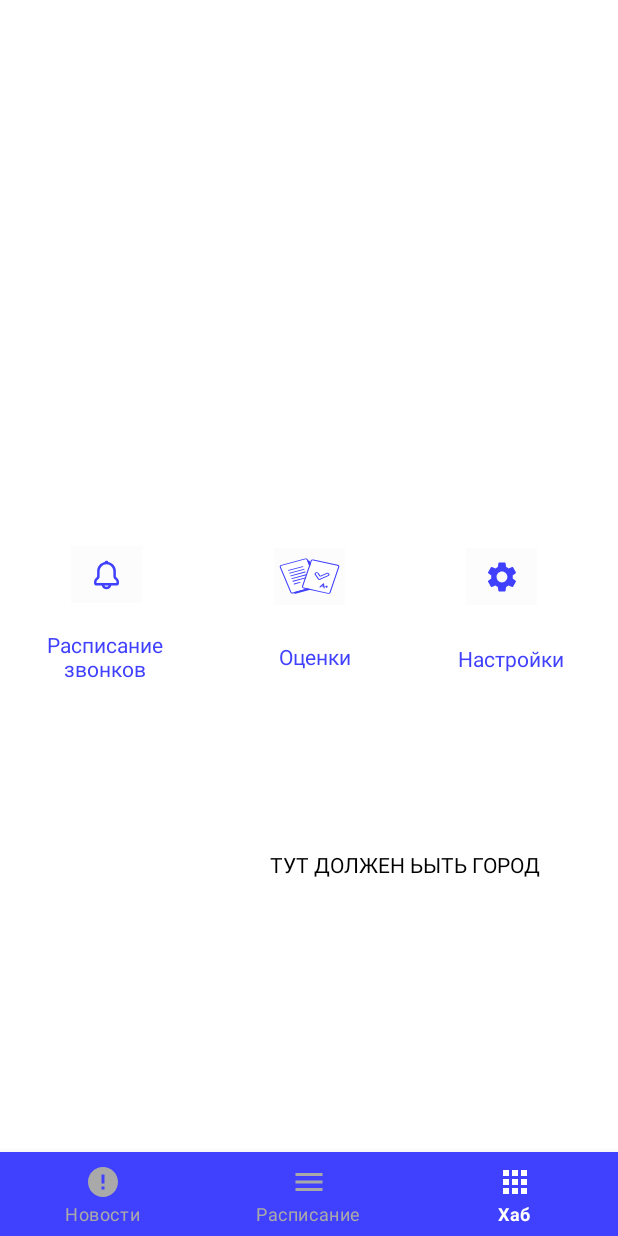
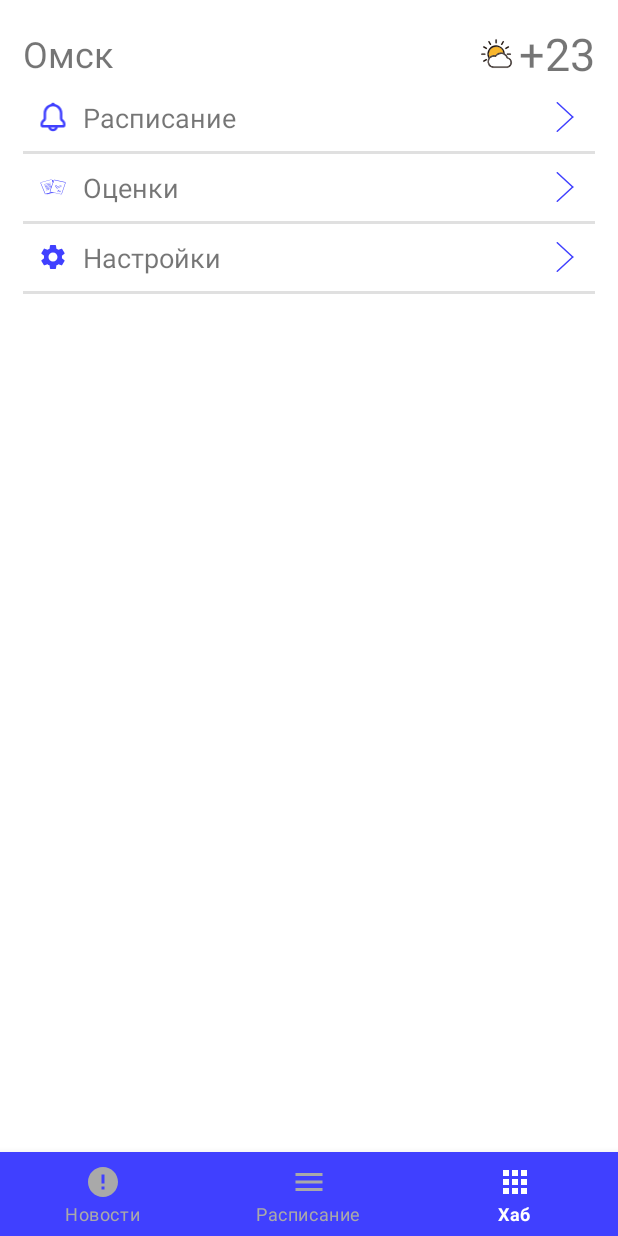
Before and after one commit to DevTeam-Omsk/app, an Android app: the Hub screen opened through its navigation route, on a phone screen of 412 x 824 dp. Run offline under Robolectric (Android 15) with nearby library versions, the phone set to English and light mode, and no system bars; our stand-ins replace navigation-ui.

Commit message:
Работа над Hub активити

```diff
--- /dev/null
+++ b/app/src/main/java/Objects/SettingsItem.kt
@@ -0,0 +1,24 @@
+package Objects
+
+import android.app.Activity
+import android.content.Context
+import android.content.Intent
+import android.widget.Toast
+import androidx.core.content.ContextCompat.startActivity
+import com.example.oat.MainActivity
+import java.util.*
+
+class SettingsItem( var id: Int? = null, var name: String? = null, var img: Int) {
+    fun openActivity(context: Context?){
+        /*
+        * Метод в котором выполняется суть этой настройки
+        * например запуск активити
+        * */
+//        val intent = Intent(context, target)
+//        startActivity(context, intent, null)
+        Toast.makeText(context, "openActivity()", Toast.LENGTH_SHORT).show()
+    }
+    fun openDialog(){
+
+    }
+}
--- /dev/null
+++ b/app/src/main/java/adapters/SettingsListAdapter.kt
@@ -0,0 +1,53 @@
+package adapters
+
+import Objects.SettingsItem
+import android.content.Context
+import android.view.LayoutInflater
+import android.view.View
+import android.view.ViewGroup
+import android.widget.ImageView
+import android.widget.LinearLayout
+import android.widget.TextView
+import androidx.recyclerview.widget.RecyclerView
+import com.example.oat.MainActivity
+import com.example.oat.R
+
+class SettingsListAdapter(private val items: ArrayList<SettingsItem>, var context: Context?): RecyclerView.Adapter<SettingsListAdapter.ViewHolder>() {
+    class ViewHolder(itemView: View): RecyclerView.ViewHolder(itemView) {
+        var wrapper: LinearLayout? = null
+        var item_icon: ImageView? = null
+        var tvItemName: TextView? = null
+        init {
+            wrapper = itemView.findViewById(R.id.wrapper)
+            item_icon = itemView.findViewById(R.id.item_icon)
+            tvItemName = itemView.findViewById(R.id.tvItemName)
+        }
+    }
+
+    // возвращает общее количество элементов списка
+    override fun getItemCount() = items.size
+
+    override fun onCreateViewHolder(
+        parent: ViewGroup,
+        viewType: Int
+    ): SettingsListAdapter.ViewHolder {
+        val itemView = LayoutInflater.from(parent.context).inflate(
+            R.layout.settings_item,
+            parent,
+            false
+        )
+        return SettingsListAdapter.ViewHolder(itemView)
+    }
+
+    var curSettingsItem: SettingsItem? = null
+    override fun onBindViewHolder(holder: SettingsListAdapter.ViewHolder, position: Int) {
+        curSettingsItem = items[position]
+        holder.item_icon?.setImageResource(curSettingsItem!!.img)
+        holder.tvItemName?.text = curSettingsItem?.name
+        holder.wrapper?.setOnClickListener{
+            curSettingsItem?.openActivity(context)
+        }
+    }
+
+
+}
--- a/app/src/main/java/com/example/oat/Hub.kt
+++ b/app/src/main/java/com/example/oat/Hub.kt
@@ -1,5 +1,8 @@
 package com.example.oat
 
+import Objects.Lesson
+import Objects.SettingsItem
+import adapters.SettingsListAdapter
 import android.app.AlertDialog
 import android.app.Dialog
 import android.nfc.Tag
@@ -9,8 +12,11 @@ import android.util.Log
 import android.view.LayoutInflater
 import android.view.View
 import android.view.ViewGroup
+import android.widget.ListAdapter
 import androidx.fragment.app.Fragment
 import androidx.fragment.app.DialogFragment
+import androidx.recyclerview.widget.LinearLayoutManager
+import androidx.recyclerview.widget.RecyclerView
 import kotlinx.android.synthetic.main.fragment_hub.*
 import kotlinx.android.synthetic.main.fragment_hub.view.*
 import org.json.JSONObject
@@ -23,15 +29,23 @@ import java.util.logging.Logger
 
 @Suppress("UNREACHABLE_CODE")
 class Hub : Fragment() {
-
-
+    var items = ArrayList<SettingsItem>()
 
     override fun onCreateView(inflater: LayoutInflater, container: ViewGroup?,
                               savedInstanceState: Bundle?): View? {
         // Inflate the layout for this fragment
-        return inflater.inflate(R.layout.fragment_hub, container, false)
+        var view =  inflater.inflate(R.layout.fragment_hub, container, false)
+        val rwSettingsList = view?.findViewById<RecyclerView>(R.id.rwSettingsList)
+        setSettingsItems()
+        rwSettingsList?.layoutManager = LinearLayoutManager(context)
+        rwSettingsList?.adapter = SettingsListAdapter(items, context)
+        return view
+    }
 
-
+    private fun setSettingsItems() {
+        items.add(SettingsItem(0, "Расписание", R.drawable.bell))
+        items.add(SettingsItem(1, "Оценки", R.drawable.evaluation))
+        items.add(SettingsItem(2, "Настройки", R.drawable.settings))
     }
 
 }
--- /dev/null
+++ b/app/src/main/res/drawable/icon_right_forward_arrow.xml
@@ -0,0 +1,24 @@
+<vector xmlns:android="http://schemas.android.com/apk/res/android"
+    android:width="700dp"
+    android:height="700dp"
+    android:viewportWidth="700"
+    android:viewportHeight="700">
+  <group>
+    <clip-path
+        android:pathData="M0,0h700v700h-700z"/>
+    <path
+        android:pathData="M529.912,350L170.088,682.327"
+        android:strokeLineJoin="round"
+        android:strokeWidth="35"
+        android:fillColor="#00000000"
+        android:strokeColor="#4040FF"
+        android:strokeLineCap="round"/>
+    <path
+        android:pathData="M529.912,350L170.088,17.672"
+        android:strokeLineJoin="round"
+        android:strokeWidth="35"
+        android:fillColor="#00000000"
+        android:strokeColor="#4040FF"
+        android:strokeLineCap="round"/>
+  </group>
+</vector>
--- /dev/null
+++ b/app/src/main/res/drawable/icon_sun.xml
@@ -0,0 +1,107 @@
+<vector xmlns:android="http://schemas.android.com/apk/res/android"
+    android:width="500dp"
+    android:height="500dp"
+    android:viewportWidth="500"
+    android:viewportHeight="500">
+  <path
+      android:strokeWidth="1"
+      android:pathData="M236.75,272.11A82.26,82.26 0,0 1,316 241.64a76.19,76.19 0,0 1,10.36 2.59,82.65 82.65,0 0,0 -64.92,-68.08C228.11,169.4 193.17,185 175.64,214a83,83 0,0 0,-4.41 76.58c0.47,-0.46 0.94,-0.92 1.42,-1.37A70.52,70.52 0,0 1,236.75 272.11Z"
+      android:fillColor="#f8b62d"
+      android:strokeColor="#231815"/>
+  <path
+      android:strokeWidth="1"
+      android:pathData="M171.23,290.58A83,83 0,0 1,175.64 214c17.54,-28.95 52.48,-44.6 85.76,-37.86a82.65,82.65 0,0 1,64.92 68.08,78.27 78.27,0 0,1 15.84,7.19 98,98 0,0 0,-63.86 -86.09c-37.69,-13.82 -81.9,-1.62 -107.27,29.43 -25,30.6 -29.26,74.3 -10,108.8A67.76,67.76 0,0 1,171.23 290.58Z"
+      android:fillColor="#231815"
+      android:strokeColor="#231815"/>
+  <path
+      android:strokeWidth="1"
+      android:pathData="M253.07,131.54L253.07,97.89c0,-9.65 -15,-9.67 -15,0v33.65C238.07,141.19 253.07,141.21 253.07,131.54ZM245.57,97.89v0Z"
+      android:fillColor="#231815"
+      android:strokeColor="#231815"/>
+  <path
+      android:strokeWidth="1"
+      android:pathData="M176.66,152.05c4.83,8.36 17.79,0.81 13,-7.57l-16.83,-29.15c-4.83,-8.36 -17.79,-0.81 -13,7.57ZM183.14,148.26 L166.31,119.11Z"
+      android:fillColor="#231815"
+      android:strokeColor="#231815"/>
+  <path
+      android:strokeWidth="1"
+      android:pathData="M141.22,187.49l-29.15,-16.83c-8.37,-4.84 -15.94,8.12 -7.57,13l29.15,16.83C142,205.28 149.59,192.32 141.22,187.49ZM108.29,177.14L137.44,194Z"
+      android:fillColor="#231815"
+      android:strokeColor="#231815"/>
+  <path
+      android:strokeWidth="1"
+      android:pathData="M87.06,263.9h33.65c9.65,0 9.67,-15 0,-15L87.06,248.9C77.4,248.9 77.39,263.9 87.06,263.9ZM120.71,256.4h0Z"
+      android:fillColor="#231815"
+      android:strokeColor="#231815"/>
+  <path
+      android:strokeWidth="1"
+      android:pathData="M112.08,342.13l29.15,-16.83c8.36,-4.83 0.81,-17.79 -7.57,-13l-29.15,16.83C96.15,334 103.69,347 112.08,342.13ZM137.44,318.83 L108.29,335.66Z"
+      android:fillColor="#231815"
+      android:strokeColor="#231815"/>
+  <path
+      android:strokeWidth="1"
+      android:pathData="M370.42,263.9h33.65c9.65,0 9.67,-15 0,-15L370.42,248.9C360.77,248.9 360.75,263.9 370.42,263.9ZM370.42,256.4h0Z"
+      android:fillColor="#231815"
+      android:strokeColor="#231815"/>
+  <path
+      android:strokeWidth="1"
+      android:pathData="M357.48,200.44l29.15,-16.83c8.36,-4.83 0.81,-17.79 -7.57,-13l-29.15,16.83C341.55,192.32 349.1,205.28 357.48,200.44ZM382.84,177.14L353.7,194Z"
+      android:fillColor="#231815"
+      android:strokeColor="#231815"/>
+  <path
+      android:strokeWidth="1"
+      android:pathData="M314.47,152.05l16.83,-29.15c4.84,-8.37 -8.12,-15.94 -13,-7.57l-16.83,29.15C296.68,152.86 309.64,160.42 314.47,152.05ZM324.82,119.12L308,148.27Z"
+      android:fillColor="#231815"
+      android:strokeColor="#231815"/>
+  <path
+      android:strokeWidth="1"
+      android:pathData="M377.25,293.37c0.54,1.41 1.05,2.84 1.51,4.29a7.08,7.08 0,0 1,0.16 4.09,51.75 51.75,0 0,1 -17.73,100.37H220.54a62.23,62.23 0,0 1,-55 -91.35c-1,-1.44 -1.95,-2.9 -2.86,-4.4 -0.56,-0.93 -1.1,-1.87 -1.62,-2.81a71.25,71.25 0,0 0,-9.23 48,69.75 69.75,0 0,0 38.58,51.19c11.68,5.47 23.78,6.86 36.45,6.86H350.31c9.8,0 19.5,0.28 29,-2.82 24.63,-8.06 41.85,-31.83 41.13,-57.87A59.93,59.93 0,0 0,377.25 293.37Z"
+      android:fillColor="#231815"
+      android:strokeColor="#231815"/>
+  <path
+      android:strokeWidth="1"
+      android:pathData="M220.54,277.65a62.16,62.16 0,0 1,19.18 3,73.75 73.75,0 0,1 87.48,-28.16 82.09,82.09 0,0 0,-0.89 -8.29A76.19,76.19 0,0 0,316 241.64a82.26,82.26 0,0 0,-79.21 30.47c1.67,0.38 3.32,0.82 5,1.33l-8.47,3.45q1.68,-2.46 3.5,-4.78a70.52,70.52 0,0 0,-64.11 17.1c-0.48,0.45 -1,0.91 -1.42,1.38a78.51,78.51 0,0 0,3.63 7.06A62.05,62.05 0,0 1,220.54 277.65Z"
+      android:fillColor="#231815"
+      android:strokeColor="#231815"/>
+  <path
+      android:strokeWidth="1"
+      android:pathData="M241.72,273.44c-1.65,-0.51 -3.3,-0.95 -5,-1.33q-1.82,2.32 -3.5,4.78Z"
+      android:fillColor="#231815"
+      android:strokeColor="#231815"/>
+  <path
+      android:strokeWidth="1"
+      android:pathData="M342.22,260.28A74,74 0,0 1,369 292.76a7.49,7.49 0,0 1,4.52 -0.35c1.26,0.27 2.5,0.6 3.73,1a83.68,83.68 0,0 0,-35.1 -42c0.1,1.65 0.17,3.31 0.18,5C342.32,257.7 342.28,259 342.22,260.28Z"
+      android:fillColor="#231815"
+      android:strokeColor="#231815"/>
+  <path
+      android:strokeWidth="1"
+      android:pathData="M369,292.76a73,73 0,0 1,2.53 6.89,51.3 51.3,0 0,1 7.39,2.1 7.08,7.08 0,0 0,-0.16 -4.09c-0.46,-1.45 -1,-2.87 -1.51,-4.29 -1.23,-0.35 -2.47,-0.68 -3.73,-1A7.49,7.49 0,0 0,369 292.76Z"
+      android:fillColor="#231815"
+      android:strokeColor="#231815"/>
+  <path
+      android:strokeWidth="1"
+      android:pathData="M342.33,256.4c0.06,-8.29 -11,-9.46 -14.15,-3.5a73.42,73.42 0,0 1,13.39 7A7.44,7.44 0,0 0,342.33 256.4Z"
+      android:fillColor="#231815"
+      android:strokeColor="#231815"/>
+  <path
+      android:strokeWidth="1"
+      android:pathData="M342.22,260.28c0.06,-1.29 0.11,-2.59 0.12,-3.89a7.44,7.44 0,0 1,-0.77 3.46Z"
+      android:fillColor="#231815"
+      android:strokeColor="#231815"/>
+  <path
+      android:strokeWidth="1"
+      android:pathData="M165.54,310.77a62.36,62.36 0,0 1,9.32 -13.13,78.51 78.51,0 0,1 -3.63,-7.06 67.76,67.76 0,0 0,-10.17 13c0.53,0.94 1.06,1.88 1.62,2.81C163.59,307.87 164.56,309.33 165.54,310.77Z"
+      android:fillColor="#231815"
+      android:strokeColor="#231815"/>
+  <path
+      android:strokeWidth="1"
+      android:pathData="M327.21,252.51l1,0.38c3.17,-6 14.22,-4.79 14.15,3.5 0,-1.67 -0.08,-3.33 -0.18,-5a78.27,78.27 0,0 0,-15.84 -7.19A82.09,82.09 0,0 1,327.21 252.51Z"
+      android:fillColor="#231815"
+      android:strokeColor="#231815"/>
+  <path
+      android:pathData="M405.36,347.5c1,19.06 -10.19,37.28 -28.18,44.17 -8.12,3.11 -16.25,2.95 -24.71,2.95H237c-5.48,0 -11,0.05 -16.45,0a54.71,54.71 0,0 1,-50 -77.11,53.89 53.89,0 0,1 6,-10.38c0.78,-1.05 1.59,-2.06 2.44,-3 14.38,-16.69 37.56,-22.69 58.65,-16.18 3.34,1 6.63,-0.74 8.47,-3.45 14.64,-21.53 41.42,-33.13 67.15,-28.1a66.85,66.85 0,0 1,13.82 4.31c0.87,0.38 1.73,0.77 2.57,1.18s1.94,1 2.89,1.49a67,67 0,0 1,31.6 38.11,6.37 6.37,0 0,0 5.31,5.44C388.93,311.09 404.25,327.28 405.36,347.5Z"
+      android:fillColor="#fff"/>
+  <path
+      android:pathData="M378.92,301.75a51.75,51.75 0,0 1,-17.73 100.37L220.54,402.12a62.24,62.24 0,1 1,19.18 -121.44,73.75 73.75,0 0,1 87.48,-28.16l1,0.38a72.34,72.34 0,0 1,13.39 7c0.22,0.14 0.44,0.28 0.65,0.43A73.93,73.93 0,0 1,369 292.77c0.95,2.24 1.8,4.54 2.53,6.89A50.84,50.84 0,0 1,378.92 301.75ZM377.18,391.67c18,-6.89 29.22,-25.11 28.18,-44.17 -1.11,-20.22 -16.43,-36.41 -35.82,-40.61a6.37,6.37 0,0 1,-5.31 -5.44,67 67,0 0,0 -31.6,-38.11c-1,-0.52 -1.91,-1 -2.89,-1.49s-1.7,-0.8 -2.57,-1.18a66.85,66.85 0,0 0,-13.82 -4.31c-25.73,-5 -52.51,6.57 -67.15,28.1 -1.84,2.71 -5.13,4.48 -8.47,3.45 -21.09,-6.51 -44.27,-0.51 -58.65,16.18 -0.85,1 -1.66,2 -2.44,3a53.89,53.89 0,0 0,-6 10.38,54.71 54.71,0 0,0 50,77.11c5.48,0.05 11,0 16.45,0L352.47,394.58C360.93,394.62 369.06,394.78 377.18,391.67Z"
+      android:fillColor="#231815"/>
+</vector>
--- a/app/src/main/res/layout/fragment_hub.xml
+++ b/app/src/main/res/layout/fragment_hub.xml
@@ -6,100 +6,62 @@
     android:layout_height="match_parent"
     tools:context=".Hub">
 
-    <androidx.constraintlayout.widget.ConstraintLayout
+    <LinearLayout
         android:layout_width="match_parent"
-        android:layout_height="match_parent">
+        android:layout_height="match_parent"
+        android:orientation="vertical"
+        android:padding="15dp">
 
-        <ImageButton
-            android:id="@+id/bell"
-            android:layout_width="47dp"
-            android:layout_height="38dp"
-            android:layout_marginEnd="44dp"
-            android:background="@color/cardview_shadow_end_color"
-            android:onClick="Dialog"
-            android:src="@drawable/bell"
-            app:layout_constraintBottom_toBottomOf="parent"
-            app:layout_constraintEnd_toStartOf="@+id/evalution"
-            app:layout_constraintHorizontal_bias="0.516"
-            app:layout_constraintStart_toStartOf="parent"
-            app:layout_constraintTop_toTopOf="parent"
-            app:layout_constraintVertical_bias="0.499"
-            tools:ignore="OnClick" />
+        <LinearLayout
+            android:layout_width="match_parent"
+            android:layout_height="wrap_content"
+            android:orientation="vertical">
 
-        <TextView
-            android:id="@+id/textView"
-            android:layout_width="107dp"
-            android:layout_height="45dp"
-            android:layout_marginStart="16dp"
-            android:gravity="center"
-            android:text="Расписание звонков"
-            android:textColor="@color/primary_blue"
-            app:layout_constraintBottom_toBottomOf="parent"
-            app:layout_constraintStart_toStartOf="parent"
-            app:layout_constraintTop_toBottomOf="@+id/bell"
-            app:layout_constraintVertical_bias="0.041" />
+            <LinearLayout
+                android:layout_width="match_parent"
+                android:layout_height="match_parent"
+                android:gravity="center"
+                android:orientation="horizontal">
 
-        <ImageButton
-            android:id="@+id/evalution"
-            android:layout_width="47dp"
-            android:layout_height="38dp"
-            android:background="@color/cardview_shadow_end_color"
-            android:src="@drawable/evaluation"
-            app:layout_constraintBottom_toBottomOf="parent"
-            app:layout_constraintEnd_toEndOf="parent"
-            app:layout_constraintStart_toStartOf="parent"
-            app:layout_constraintTop_toTopOf="parent" />
+                <TextView
+                    android:id="@+id/tvCity"
+                    android:layout_width="wrap_content"
+                    android:layout_height="wrap_content"
+                    android:layout_weight="1"
+                    android:text="Омск"
+                    android:textSize="24sp" />
 
-        <TextView
-            android:id="@+id/textView2"
-            android:layout_width="61dp"
-            android:layout_height="44dp"
-            android:layout_marginStart="56dp"
-            android:gravity="center"
-            android:text="Оценки"
-            android:textColor="@color/primary_blue"
-            app:layout_constraintBottom_toBottomOf="parent"
-            app:layout_constraintStart_toEndOf="@+id/textView"
-            app:layout_constraintTop_toBottomOf="@+id/evalution"
-            app:layout_constraintVertical_bias="0.039" />
+                <LinearLayout
+                    android:layout_width="wrap_content"
+                    android:layout_height="wrap_content"
+                    android:gravity="center"
+                    android:orientation="horizontal">
 
-        <ImageButton
-            android:id="@+id/settings"
-            android:layout_width="47dp"
-            android:layout_height="38dp"
-            android:background="@color/cardview_shadow_end_color"
-            android:src="@drawable/settings"
-            app:layout_constraintBottom_toBottomOf="parent"
-            app:layout_constraintEnd_toEndOf="parent"
-            app:layout_constraintHorizontal_bias="0.6"
-            app:layout_constraintStart_toEndOf="@+id/evalution"
-            app:layout_constraintTop_toTopOf="parent" />
+                    <ImageView
+                        android:id="@+id/ivWeatherIcon"
+                        android:layout_width="30dp"
+                        android:layout_height="30dp"
+                        android:layout_gravity="center"
+                        android:src="@drawable/icon_sun" />
 
-        <TextView
-            android:id="@+id/textView3"
-            android:layout_width="81dp"
-            android:layout_height="46dp"
-            android:gravity="center"
-            android:text="Настройки"
-            android:textColor="@color/primary_blue"
-            app:layout_constraintBottom_toBottomOf="parent"
-            app:layout_constraintEnd_toEndOf="parent"
-            app:layout_constraintHorizontal_bias="0.66"
-            app:layout_constraintStart_toEndOf="@+id/textView2"
-            app:layout_constraintTop_toBottomOf="@+id/settings"
-            app:layout_constraintVertical_bias="0.039" />
+                    <TextView
+                        android:id="@+id/tvWeather"
+                        android:layout_width="wrap_content"
+                        android:layout_height="wrap_content"
+                        android:layout_gravity="center"
+                        android:gravity="center"
+                        android:lineSpacingExtra="18sp"
+                        android:text="+23"
+                        android:textAlignment="gravity"
+                        android:textSize="30sp" />
+                </LinearLayout>
 
-        <TextView
-            android:id="@+id/City"
-            android:layout_width="wrap_content"
-            android:layout_height="wrap_content"
-            android:layout_marginEnd="52dp"
-            android:text="ТУТ ДОЛЖЕН ЬЫТЬ ГОРОД"
-            android:textColor="@color/black"
-            app:layout_constraintBottom_toBottomOf="parent"
-            app:layout_constraintEnd_toEndOf="parent"
-            app:layout_constraintTop_toBottomOf="@+id/textView3"
-            app:layout_constraintVertical_bias="0.364" />
+            </LinearLayout>
+        </LinearLayout>
 
-    </androidx.constraintlayout.widget.ConstraintLayout>
+        <androidx.recyclerview.widget.RecyclerView
+            android:id="@+id/rwSettingsList"
+            android:layout_width="match_parent"
+            android:layout_height="wrap_content" />
+    </LinearLayout>
 </FrameLayout>
--- /dev/null
+++ b/app/src/main/res/layout/settings_item.xml
@@ -0,0 +1,51 @@
+<?xml version="1.0" encoding="utf-8"?>
+<LinearLayout xmlns:android="http://schemas.android.com/apk/res/android"
+    xmlns:app="http://schemas.android.com/apk/res-auto"
+    android:id="@+id/wrapper"
+    android:layout_width="match_parent"
+    android:layout_height="wrap_content"
+    android:orientation="vertical">
+
+    <LinearLayout
+        android:layout_width="match_parent"
+        android:layout_height="match_parent"
+        android:layout_gravity="center"
+        android:orientation="horizontal"
+        android:padding="10dp">
+
+        <ImageView
+            android:id="@+id/item_icon"
+            android:layout_width="20dp"
+            android:layout_height="20dp"
+            android:layout_gravity="center"
+            android:layout_marginRight="10dp"
+            app:srcCompat="@drawable/bell" />
+
+        <TextView
+            android:id="@+id/tvItemName"
+            android:layout_width="wrap_content"
+            android:layout_height="wrap_content"
+            android:layout_gravity="center"
+            android:layout_weight="1"
+            android:text="Расписание"
+            android:textSize="18sp" />
+
+        <ImageView
+            android:id="@+id/ivArrowRigth"
+            android:layout_width="20dp"
+            android:layout_height="20dp"
+            android:layout_gravity="center"
+            android:background="#004040FF"
+            app:srcCompat="@drawable/icon_right_forward_arrow" />
+
+    </LinearLayout>
+
+    <View
+        android:id="@+id/dvider"
+        android:layout_width="match_parent"
+        android:layout_height="2dp"
+        android:layout_weight="1"
+        android:background="?android:attr/listDivider"
+        android:backgroundTint="@color/black" />
+
+</LinearLayout>
```
